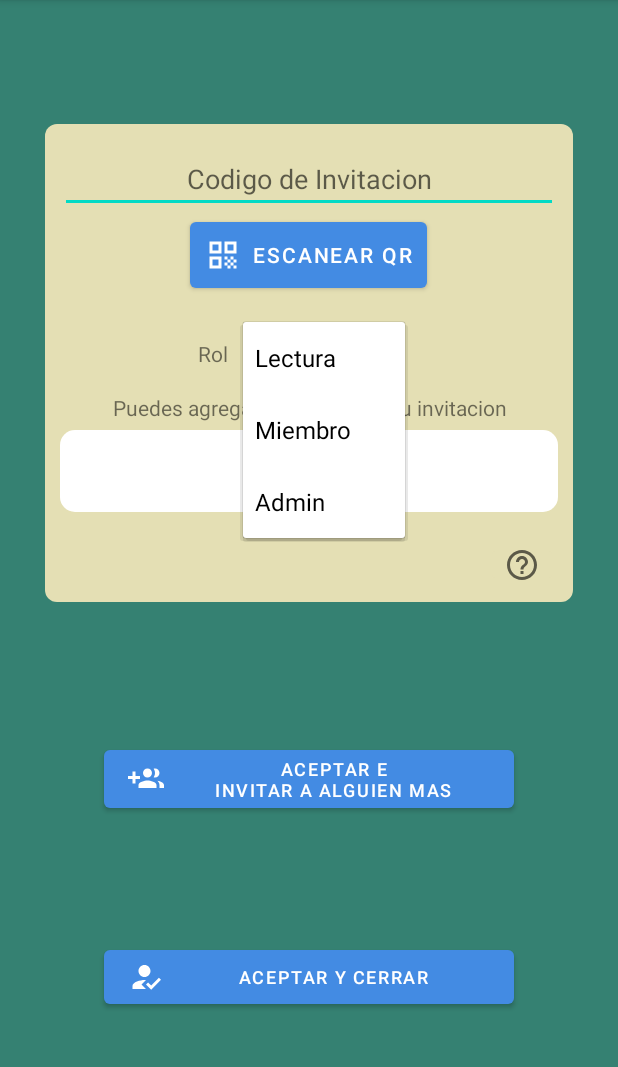
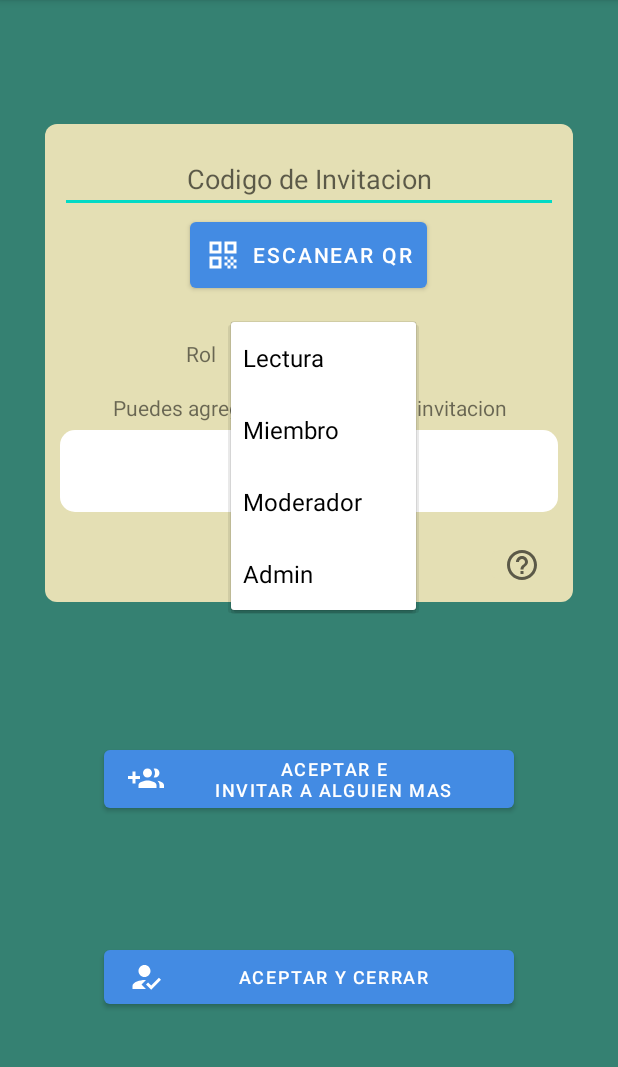
Before and after one commit to ziphra-messenger/ziphra-client, an Android app: the AddMembersToGrupoActivity screen opened directly, with no data from a screen before it, after a tap on "Lectura", on a phone screen of 412 x 824 dp, the part 84-1151 px from its top. Run offline under Robolectric (Android 15) with nearby library versions, the phone set to English and light mode, and no system bars; libraries missing offline, so code that uses them is left out: org.springframework.http; 8 statements that could not run were skipped.

Commit message:
agrego moderador

```diff
--- a/app/src/main/res/values/strings.xml
+++ b/app/src/main/res/values/strings.xml
@@ -91,7 +91,7 @@
     <string-array name="roles">
         <item>Lectura</item>
         <item>Miembro</item>
-
+        <item>Moderador</item>
         <item>Admin</item>
     </string-array>
 
```
